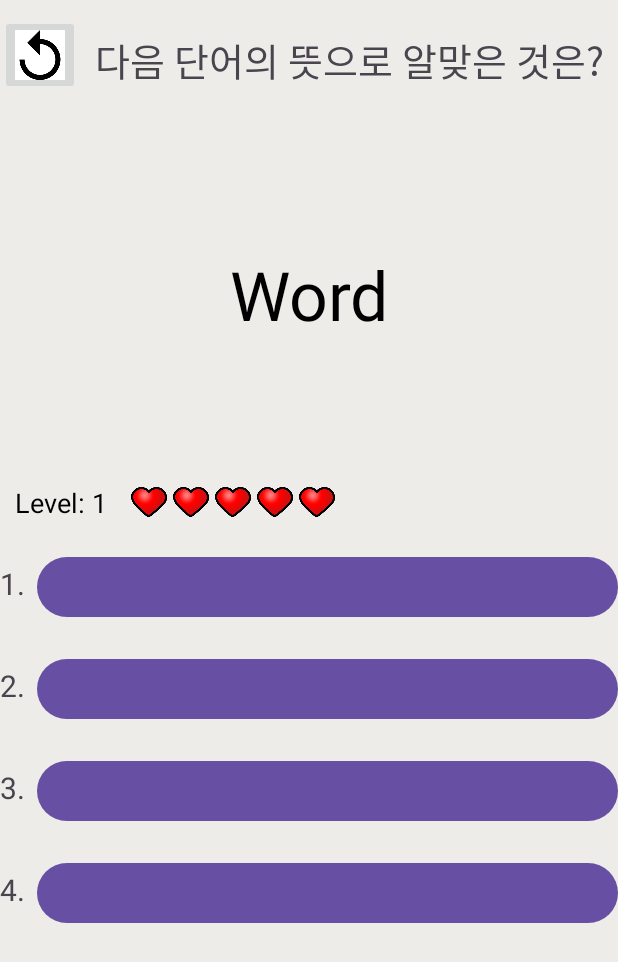
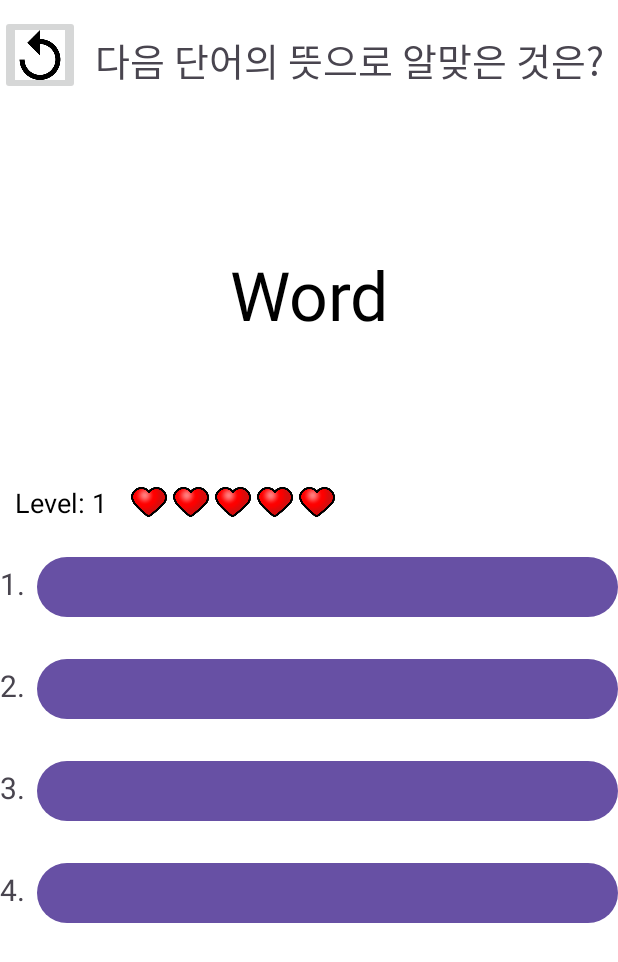
Before and after one commit to melly8954/EnkoQuest, an Android app: the CorrectWordActivity screen opened directly, with no data from a screen before it, on a phone screen of 412 x 824 dp. Shown: the top 962 px of the screen. Run offline under Robolectric (Android 15) with nearby library versions, the phone set to English and light mode, and no system bars; our stand-ins replace Firebase (no records; nobody signed in at launch, a user with empty details on screens opened directly).

Commit message:
코드 정렬 및 배경색 흰색으로 변경(해설 페이지는 회색 그대로 둠)
코드 정렬 및 배경색 흰색으로 변경(해설 페이지는 회색 그대로 둠)

```diff
--- a/app/src/main/res/layout/activity_change_pw.xml
+++ b/app/src/main/res/layout/activity_change_pw.xml
@@ -5,6 +5,7 @@
     android:id="@+id/main"
     android:layout_width="match_parent"
     android:layout_height="match_parent"
+    android:background="#FFFFFF"
     tools:context=".user.ChangePwActivity">
 
     <TextView
@@ -47,8 +48,8 @@
         android:layout_marginStart="32dp"
         android:layout_marginTop="60dp"
         android:ems="10"
+        android:hint="Pw 입력"
         android:inputType="textPassword"
-        android:hint="Pw 입력"
         app:layout_constraintStart_toEndOf="@+id/textView3"
         app:layout_constraintTop_toBottomOf="@+id/textView2" />
 
@@ -58,8 +59,8 @@
         android:layout_height="wrap_content"
         android:layout_marginTop="60dp"
         android:ems="10"
+        android:hint="Pw 확인"
         android:inputType="textPassword"
-        android:hint="Pw 확인"
         app:layout_constraintEnd_toEndOf="@+id/editTextNewPw"
         app:layout_constraintStart_toStartOf="@+id/editTextNewPw"
         app:layout_constraintTop_toBottomOf="@+id/editTextNewPw" />
@@ -73,6 +74,7 @@
         app:layout_constraintEnd_toEndOf="parent"
         app:layout_constraintStart_toStartOf="parent"
         app:layout_constraintTop_toBottomOf="@+id/editTextCheckNewPw" />
+
     <ImageButton
         android:id="@+id/imageButtonBack"
         android:layout_width="53dp"
--- a/app/src/main/res/layout/activity_correct_word.xml
+++ b/app/src/main/res/layout/activity_correct_word.xml
@@ -4,8 +4,8 @@
     xmlns:tools="http://schemas.android.com/tools"
     android:layout_width="match_parent"
     android:layout_height="match_parent"
+    android:background="#FFFFFF"
     android:orientation="vertical"
-    android:background="#EDECE8"
     tools:context=".challenge.CorrectWordActivity">
 
     <!-- 상단 안내 문구 영역 -->
@@ -29,9 +29,9 @@
             android:layout_width="match_parent"
             android:layout_height="match_parent"
             android:gravity="center_vertical"
+            android:paddingStart="10dp"
             android:text="다음 단어의 뜻으로 알맞은 것은?"
-            android:textSize="25sp"
-            android:paddingStart="10dp"/>
+            android:textSize="25sp" />
     </LinearLayout>
 
     <!-- 문제 텍스트를 표시하는 영역 -->
@@ -64,37 +64,38 @@
             android:id="@+id/levelTextView"
             android:layout_width="wrap_content"
             android:layout_height="wrap_content"
+            android:layout_marginEnd="16dp"
             android:text="Level: 1"
-            android:textSize="18sp"
             android:textColor="#000"
-            android:layout_marginEnd="16dp" />
+            android:textSize="18sp" />
+
         <ImageView
             android:id="@+id/heart1"
             android:layout_width="24dp"
             android:layout_height="24dp"
-            android:src="@drawable/full_life"
-            android:layout_marginEnd="4dp" />
+            android:layout_marginEnd="4dp"
+            android:src="@drawable/full_life" />
 
         <ImageView
             android:id="@+id/heart2"
             android:layout_width="24dp"
             android:layout_height="24dp"
-            android:src="@drawable/full_life"
-            android:layout_marginEnd="4dp" />
+            android:layout_marginEnd="4dp"
+            android:src="@drawable/full_life" />
 
         <ImageView
             android:id="@+id/heart3"
             android:layout_width="24dp"
             android:layout_height="24dp"
-            android:src="@drawable/full_life"
-            android:layout_marginEnd="4dp" />
+            android:layout_marginEnd="4dp"
+            android:src="@drawable/full_life" />
 
         <ImageView
             android:id="@+id/heart4"
             android:layout_width="24dp"
             android:layout_height="24dp"
-            android:src="@drawable/full_life"
-            android:layout_marginEnd="4dp" />
+            android:layout_marginEnd="4dp"
+            android:src="@drawable/full_life" />
 
         <ImageView
             android:id="@+id/heart5"
@@ -113,16 +114,16 @@
         <LinearLayout
             android:layout_width="match_parent"
             android:layout_height="wrap_content"
-            android:orientation="horizontal"
-            android:layout_marginVertical="10dp">
+            android:layout_marginVertical="10dp"
+            android:orientation="horizontal">
 
             <TextView
                 android:layout_width="wrap_content"
                 android:layout_height="wrap_content"
+                android:gravity="center_vertical"
+                android:paddingEnd="8dp"
                 android:text="1."
-                android:textSize="20sp"
-                android:paddingEnd="8dp"
-                android:gravity="center_vertical" />
+                android:textSize="20sp" />
 
             <Button
                 android:id="@+id/optionButton1"
@@ -130,23 +131,23 @@
                 android:layout_height="wrap_content"
                 android:layout_weight="1"
                 android:gravity="center_vertical"
-                android:paddingStart="20dp"/>
+                android:paddingStart="20dp" />
         </LinearLayout>
 
         <!-- 두 번째 선택지 -->
         <LinearLayout
             android:layout_width="match_parent"
             android:layout_height="wrap_content"
-            android:orientation="horizontal"
-            android:layout_marginVertical="10dp">
+            android:layout_marginVertical="10dp"
+            android:orientation="horizontal">
 
             <TextView
                 android:layout_width="wrap_content"
                 android:layout_height="wrap_content"
+                android:gravity="center_vertical"
+                android:paddingEnd="8dp"
                 android:text="2."
-                android:textSize="20sp"
-                android:paddingEnd="8dp"
-                android:gravity="center_vertical" />
+                android:textSize="20sp" />
 
             <Button
                 android:id="@+id/optionButton2"
@@ -154,23 +155,23 @@
                 android:layout_height="wrap_content"
                 android:layout_weight="1"
                 android:gravity="center_vertical"
-                android:paddingStart="20dp"/>
+                android:paddingStart="20dp" />
         </LinearLayout>
 
         <!-- 세 번째 선택지 -->
         <LinearLayout
             android:layout_width="match_parent"
             android:layout_height="wrap_content"
-            android:orientation="horizontal"
-            android:layout_marginVertical="10dp">
+            android:layout_marginVertical="10dp"
+            android:orientation="horizontal">
 
             <TextView
                 android:layout_width="wrap_content"
                 android:layout_height="wrap_content"
+                android:gravity="center_vertical"
+                android:paddingEnd="8dp"
                 android:text="3."
-                android:textSize="20sp"
-                android:paddingEnd="8dp"
-                android:gravity="center_vertical" />
+                android:textSize="20sp" />
 
             <Button
                 android:id="@+id/optionButton3"
@@ -178,23 +179,23 @@
                 android:layout_height="wrap_content"
                 android:layout_weight="1"
                 android:gravity="center_vertical"
-                android:paddingStart="20dp"/>
+                android:paddingStart="20dp" />
         </LinearLayout>
 
         <!-- 네 번째 선택지 -->
         <LinearLayout
             android:layout_width="match_parent"
             android:layout_height="wrap_content"
-            android:orientation="horizontal"
-            android:layout_marginVertical="10dp">
+            android:layout_marginVertical="10dp"
+            android:orientation="horizontal">
 
             <TextView
                 android:layout_width="wrap_content"
                 android:layout_height="wrap_content"
+                android:gravity="center_vertical"
+                android:paddingEnd="8dp"
                 android:text="4."
-                android:textSize="20sp"
-                android:paddingEnd="8dp"
-                android:gravity="center_vertical" />
+                android:textSize="20sp" />
 
             <Button
                 android:id="@+id/optionButton4"
@@ -202,7 +203,7 @@
                 android:layout_height="wrap_content"
                 android:layout_weight="1"
                 android:gravity="center_vertical"
-                android:paddingStart="20dp"/>
+                android:paddingStart="20dp" />
         </LinearLayout>
     </LinearLayout>
 
@@ -210,5 +211,5 @@
     <View
         android:layout_width="match_parent"
         android:layout_height="0dp"
-        android:layout_weight="1"/>
+        android:layout_weight="1" />
 </LinearLayout>
--- a/app/src/main/res/layout/activity_find_id.xml
+++ b/app/src/main/res/layout/activity_find_id.xml
@@ -5,6 +5,7 @@
     android:id="@+id/main"
     android:layout_width="match_parent"
     android:layout_height="match_parent"
+    android:background="#FFFFFF"
     tools:context=".user.FindIdActivity">
 
     <TextView
@@ -96,6 +97,7 @@
         app:layout_constraintHorizontal_bias="0.505"
         app:layout_constraintStart_toStartOf="@+id/editTextTel"
         app:layout_constraintTop_toBottomOf="@+id/editTextTel" />
+
     <ImageButton
         android:id="@+id/imageButtonBack"
         android:layout_width="53dp"
--- a/app/src/main/res/layout/activity_login_index.xml
+++ b/app/src/main/res/layout/activity_login_index.xml
@@ -5,6 +5,7 @@
     android:id="@+id/main"
     android:layout_width="match_parent"
     android:layout_height="match_parent"
+    android:background="#FFFFFF"
     tools:context=".LoginIndexActivity">
 
     <TextView
@@ -40,6 +41,7 @@
         app:layout_constraintHorizontal_bias="0.461"
         app:layout_constraintStart_toStartOf="@+id/signUpButton"
         app:layout_constraintTop_toBottomOf="@+id/signUpButton" />
+
     <ImageButton
         android:id="@+id/imageButtonBack"
         android:layout_width="53dp"
--- a/app/src/main/res/layout/activity_main.xml
+++ b/app/src/main/res/layout/activity_main.xml
@@ -5,6 +5,7 @@
     android:id="@+id/main"
     android:layout_width="match_parent"
     android:layout_height="match_parent"
+    android:background="#FFFFFF"
     tools:context=".MainActivity">
 
     <ImageView
--- a/app/src/main/res/layout/activity_mistake_notes.xml
+++ b/app/src/main/res/layout/activity_mistake_notes.xml
@@ -5,6 +5,7 @@
     android:id="@+id/main"
     android:layout_width="match_parent"
     android:layout_height="match_parent"
+    android:background="#EDECE8"
     tools:context=".MistakeNotes">
 
     <LinearLayout
--- a/app/src/main/res/layout/activity_my_page.xml
+++ b/app/src/main/res/layout/activity_my_page.xml
@@ -5,6 +5,7 @@
     android:id="@+id/main"
     android:layout_width="match_parent"
     android:layout_height="match_parent"
+    android:background="#FFFFFF"
     tools:context=".MyPageActivity">
 
     <Button
--- a/app/src/main/res/layout/activity_reset_pw.xml
+++ b/app/src/main/res/layout/activity_reset_pw.xml
@@ -5,6 +5,7 @@
     android:id="@+id/main"
     android:layout_width="match_parent"
     android:layout_height="match_parent"
+    android:background="#FFFFFF"
     tools:context=".user.ResetPwActivity">
 
     <TextView
@@ -43,6 +44,7 @@
         app:layout_constraintHorizontal_bias="0.497"
         app:layout_constraintStart_toStartOf="@+id/editTextEmail"
         app:layout_constraintTop_toBottomOf="@+id/editTextEmail" />
+
     <ImageButton
         android:id="@+id/imageButtonBack"
         android:layout_width="53dp"
--- a/app/src/main/res/layout/activity_sign_in.xml
+++ b/app/src/main/res/layout/activity_sign_in.xml
@@ -5,6 +5,7 @@
     android:id="@+id/main"
     android:layout_width="match_parent"
     android:layout_height="match_parent"
+    android:background="#FFFFFF"
     tools:context=".user.SignInActivity">
 
     <EditText
@@ -82,6 +83,7 @@
         app:layout_constraintEnd_toEndOf="@+id/buttonMoveFindView"
         app:layout_constraintStart_toStartOf="@+id/buttonMoveFindView"
         app:layout_constraintTop_toBottomOf="@+id/buttonMoveFindView" />
+
     <ImageButton
         android:id="@+id/imageButtonBack"
         android:layout_width="53dp"
--- a/app/src/main/res/layout/activity_sign_up.xml
+++ b/app/src/main/res/layout/activity_sign_up.xml
@@ -5,6 +5,7 @@
     android:id="@+id/main"
     android:layout_width="match_parent"
     android:layout_height="match_parent"
+    android:background="#FFFFFF"
     tools:context=".user.SignUpActivity">
 
     <TextView
@@ -143,6 +144,7 @@
         app:layout_constraintHorizontal_bias="0.0"
         app:layout_constraintStart_toStartOf="parent"
         app:layout_constraintTop_toBottomOf="@+id/editTextPhone" />
+
     <ImageButton
         android:id="@+id/imageButtonBack"
         android:layout_width="53dp"
--- a/app/src/main/res/layout/dialog_challenge_info.xml
+++ b/app/src/main/res/layout/dialog_challenge_info.xml
@@ -1,6 +1,7 @@
 <LinearLayout xmlns:android="http://schemas.android.com/apk/res/android"
     android:layout_width="match_parent"
     android:layout_height="wrap_content"
+    android:background="#FFFFFF"
     android:orientation="vertical"
     android:padding="16dp">
 
@@ -8,9 +9,9 @@
         android:id="@+id/textChallengeInfo"
         android:layout_width="match_parent"
         android:layout_height="wrap_content"
+        android:paddingBottom="8dp"
         android:text="챌린지 단계 설명"
-        android:textSize="16sp"
-        android:paddingBottom="8dp" />
+        android:textSize="16sp" />
 
     <Button
         android:id="@+id/buttonClose"
```
Also changed, not shown: app/src/main/res/layout/activity_blank.xml (+37 -34 lines), app/src/main/res/layout/activity_bwrite.xml (+23 -23 lines), app/src/main/res/layout/activity_correct_explanation.xml (+52 -49 lines), app/src/main/res/layout/activity_eng_gm.xml (+6 -6 lines).
